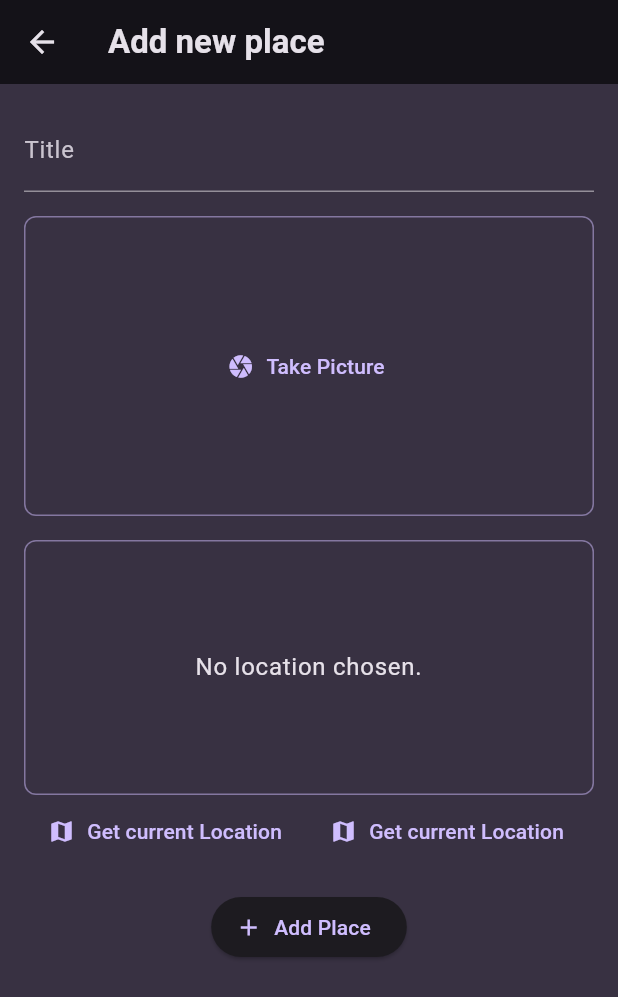
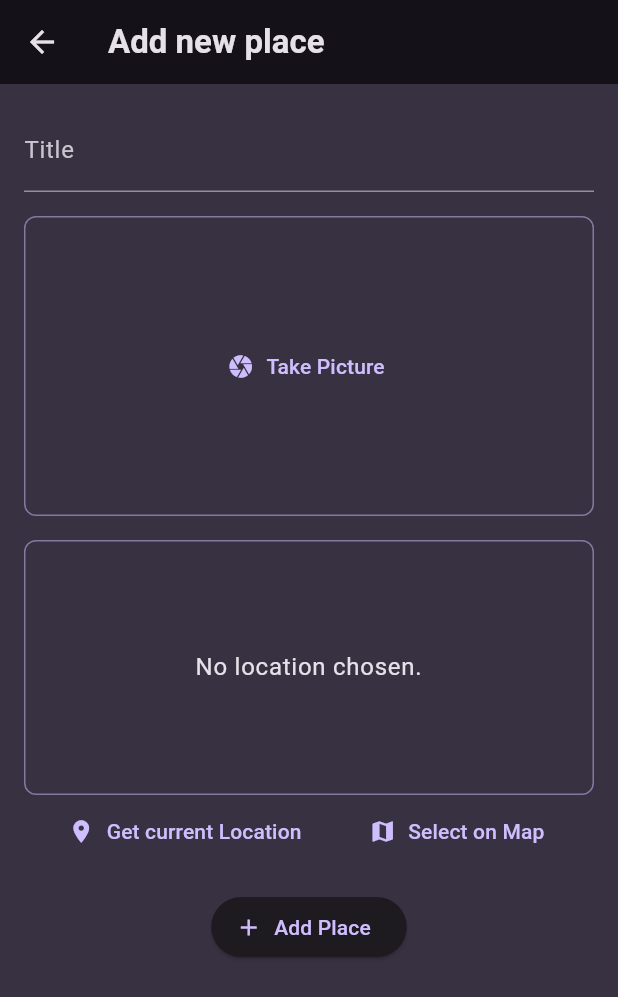
Before and after one commit to franciscovidalsantos/LearningFlutterAndDart, a Flutter app: the AddPlaceScreen screen opened directly, on a phone screen of 412 x 824 dp. Shown: the top 997 px of the screen. Run offline on Flutter 3.47's test engine with Material 3 defaults, Android fonts, the light colour scheme and no system bars; our stand-ins replace flutter_riverpod, google_fonts, image_picker, location, transparent_image, wakelock_plus; missing offline and left inert: fading_edge_scrollview.

Commit message:
location input implementation
- fetching data from our API in LocationInput widget
- adding a new class PlaceLocation to our Place model and propagating it to our Place class.

```diff
--- a/favorite_places_app/lib/models/place.dart
+++ b/favorite_places_app/lib/models/place.dart
@@ -4,9 +4,25 @@ import 'package:uuid/uuid.dart';
 
 const uuid = Uuid();
 
+class PlaceLocation {
+  PlaceLocation({
+    required this.latitude,
+    required this.longitude,
+    required this.address,
+  });
+  final double latitude;
+  final double longitude;
+  final String address;
+}
+
 class Place {
-  Place({required this.title, required this.image}) : id = uuid.v4();
+  Place({
+    required this.title,
+    required this.image,
+    // required this.location
+  }) : id = uuid.v4();
   final String id;
   final String title;
   final File image;
+  // final PlaceLocation? location;
 }
--- a/favorite_places_app/lib/widgets/location_input.dart
+++ b/favorite_places_app/lib/widgets/location_input.dart
@@ -1,4 +1,9 @@
+import 'dart:convert';
+
+import 'package:favorite_places_app/models/place.dart';
 import 'package:flutter/material.dart';
+import 'package:http/http.dart' as http;
+import 'package:location/location.dart';
 
 class LocationInput extends StatefulWidget {
   const LocationInput({super.key});
@@ -8,8 +13,94 @@ class LocationInput extends StatefulWidget {
 }
 
 class _LocationInputState extends State<LocationInput> {
+  PlaceLocation? _pickedLocation;
+  var _isGettingLocation = false;
+  final _ourApiKey = ""; // Replace with your actual API key
+
+  String get locationImage {
+    if (_pickedLocation == null) {
+      return "";
+    }
+    final lat = _pickedLocation!.latitude;
+    final lng = _pickedLocation!.longitude;
+    return "https://maps.googleapis.com/maps/api/staticmap?center$lat,$lng&zoom=16&size=600x300&maptype=roadmap&markers=color:red%7Clabel:A%7C$lat,$lng&key=$_ourApiKey";
+  }
+
+  void _getCurrentLocation() async {
+    Location location = Location();
+
+    bool serviceEnabled;
+    PermissionStatus permissionGranted;
+    LocationData locationData;
+
+    serviceEnabled = await location.serviceEnabled();
+    if (!serviceEnabled) {
+      serviceEnabled = await location.requestService();
+      if (!serviceEnabled) {
+        return;
+      }
+    }
+
+    permissionGranted = await location.hasPermission();
+    if (permissionGranted == PermissionStatus.denied) {
+      permissionGranted = await location.requestPermission();
+      if (permissionGranted != PermissionStatus.granted) {
+        return;
+      }
+    }
+
+    setState(() {
+      _isGettingLocation = true;
+    });
+
+    locationData = await location.getLocation();
+    final lat = locationData.latitude;
+    final lng = locationData.longitude;
+
+    if (lat == null || lng == null) {
+      return;
+    }
+
+    final url = Uri.parse(
+      "https://maps.googleapis.com/maps/api/geocode/json?latlng=$lat,$lng&key=$_ourApiKey",
+    );
+    final response = await http.get(url);
+    final responseData = json.decode(response.body);
+    final address = responseData["results"][0]["formatted_address"];
+
+    setState(() {
+      _pickedLocation = PlaceLocation(
+        latitude: lat,
+        longitude: lng,
+        address: address,
+      );
+      _isGettingLocation = false;
+    });
+  }
+
   @override
   Widget build(BuildContext context) {
+    Widget previewContent = Text(
+      "No location chosen.",
+      textAlign: TextAlign.center,
+      style: Theme.of(context).textTheme.bodyLarge!.copyWith(
+        color: Theme.of(context).colorScheme.onBackground,
+      ),
+    );
+
+    if (_pickedLocation != null) {
+      previewContent = Image.network(
+        locationImage,
+        fit: BoxFit.cover,
+        width: double.infinity,
+        height: double.infinity,
+      );
+    }
+
+    if (_isGettingLocation) {
+      previewContent = CircularProgressIndicator();
+    }
+
     return Column(
       children: [
         Container(
@@ -25,25 +116,19 @@ class _LocationInputState extends State<LocationInput> {
             ),
             borderRadius: BorderRadius.circular(8),
           ),
-          child: Text(
-            "No location chosen.",
-            textAlign: TextAlign.center,
-            style: Theme.of(context).textTheme.bodyLarge!.copyWith(
-              color: Theme.of(context).colorScheme.onBackground,
-            ),
-          ),
+          child: previewContent,
         ),
         Row(
           mainAxisAlignment: MainAxisAlignment.spaceEvenly,
           children: [
             TextButton.icon(
-              icon: Icon(Icons.map),
+              icon: Icon(Icons.location_on),
               label: Text("Get current Location"),
-              onPressed: () {},
+              onPressed: _getCurrentLocation,
             ),
             TextButton.icon(
               icon: Icon(Icons.map),
-              label: Text("Get current Location"),
+              label: Text("Select on Map"),
               onPressed: () {},
             ),
           ],
--- a/favorite_places_app/pubspec.yaml
+++ b/favorite_places_app/pubspec.yaml
@@ -39,6 +39,7 @@ dependencies:
   flutter_riverpod: ^2.6.1
   image_picker: ^1.1.2
   location: ^5.0.0
+  http: ^1.3.0
 
 dev_dependencies:
   flutter_test:
```
